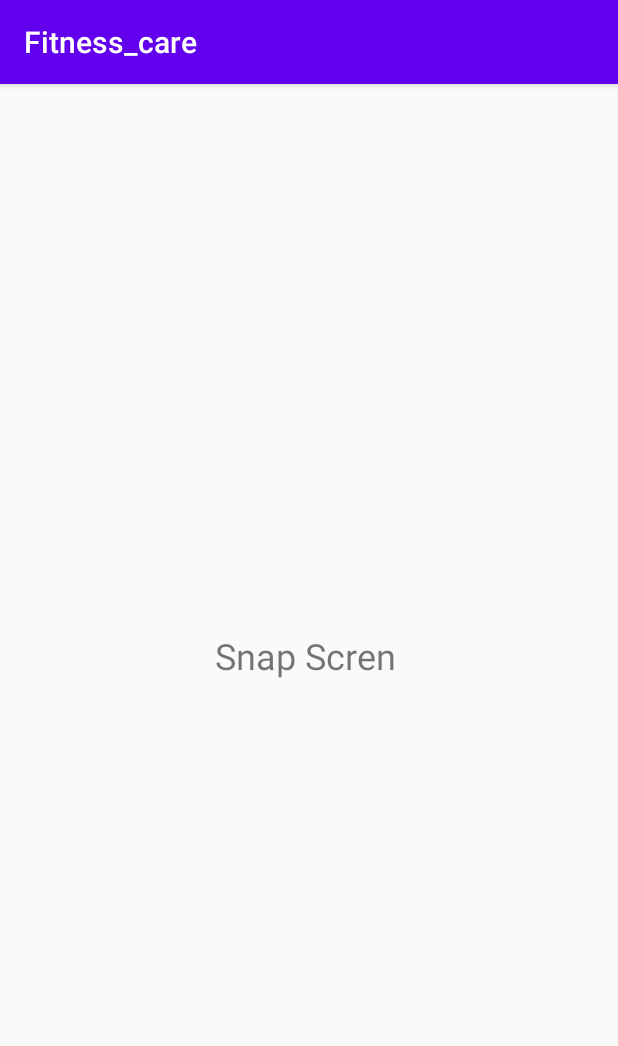
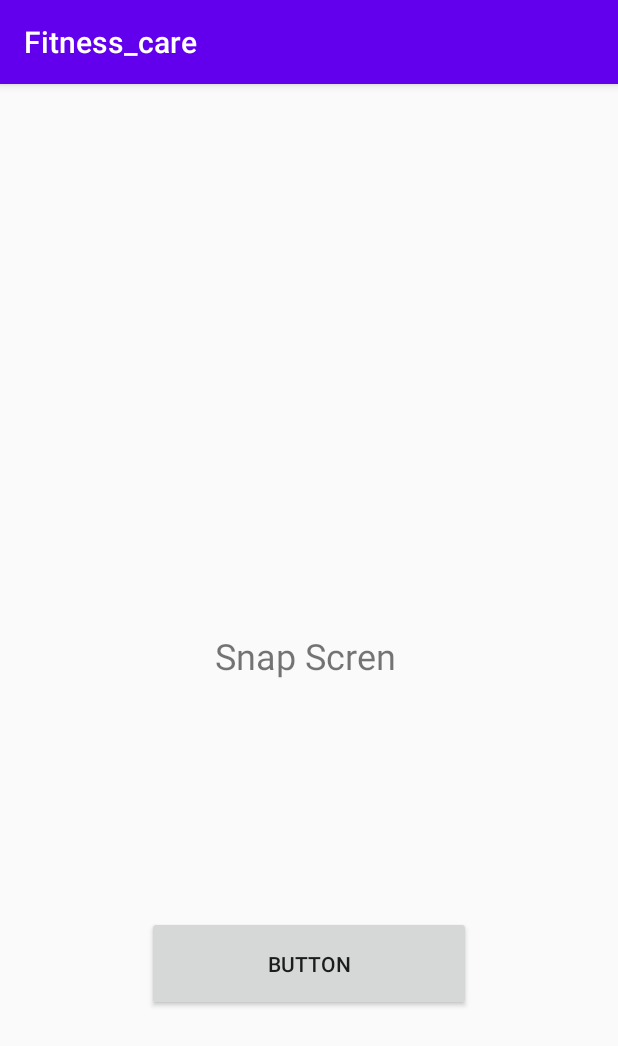
Before and after one commit to Anandhiswankar/fitness_app, an Android app: the screen it shows after launch (MainActivity), on a phone screen of 412 x 824 dp. Shown: the top 1046 px of the screen. Run offline under Robolectric (Android 15) with nearby library versions, the phone set to English and light mode, and no system bars.

Commit message:
new button with action

```diff
--- a/app/src/main/java/com/ananddevelopment/fitness_care/MainActivity.java
+++ b/app/src/main/java/com/ananddevelopment/fitness_care/MainActivity.java
@@ -2,12 +2,36 @@
 
 import android.support.v7.app.AppCompatActivity;
 import android.os.Bundle;
+import android.view.View;
+import android.widget.Button;
+import android.widget.Toast;
 
 public class MainActivity extends AppCompatActivity {
+
+    Button btn;
 
     @Override
     protected void onCreate(Bundle savedInstanceState) {
         super.onCreate(savedInstanceState);
         setContentView(R.layout.activity_main);
+
+        btn = (Button) findViewById(R.id.button);
+
+
+        btn.setOnClickListener(new View.OnClickListener() {
+            @Override
+            public void onClick(View v) {
+
+                toast();
+
+            }
+        });
     }
+
+
+    public void toast()
+    {
+        Toast.makeText(this,"temp",Toast.LENGTH_SHORT).show();
+    }
+
 }
--- a/app/src/main/res/layout/activity_main.xml
+++ b/app/src/main/res/layout/activity_main.xml
@@ -11,6 +11,7 @@
         android:layout_height="match_parent">
 
         <TextView
+            android:id="@+id/textView2"
             style="@android:style/Widget.TextView"
             android:layout_width="145dp"
             android:layout_height="39dp"
@@ -21,6 +22,16 @@
             app:layout_constraintLeft_toLeftOf="parent"
             app:layout_constraintRight_toRightOf="parent"
             app:layout_constraintTop_toTopOf="parent" />
+
+        <Button
+            android:id="@+id/button"
+            android:layout_width="216dp"
+            android:layout_height="63dp"
+            android:text="Button"
+            app:layout_constraintBottom_toBottomOf="parent"
+            app:layout_constraintEnd_toEndOf="parent"
+            app:layout_constraintStart_toStartOf="parent"
+            app:layout_constraintTop_toBottomOf="@+id/textView2" />
     </android.support.constraint.ConstraintLayout>
 
 </RelativeLayout>
```
